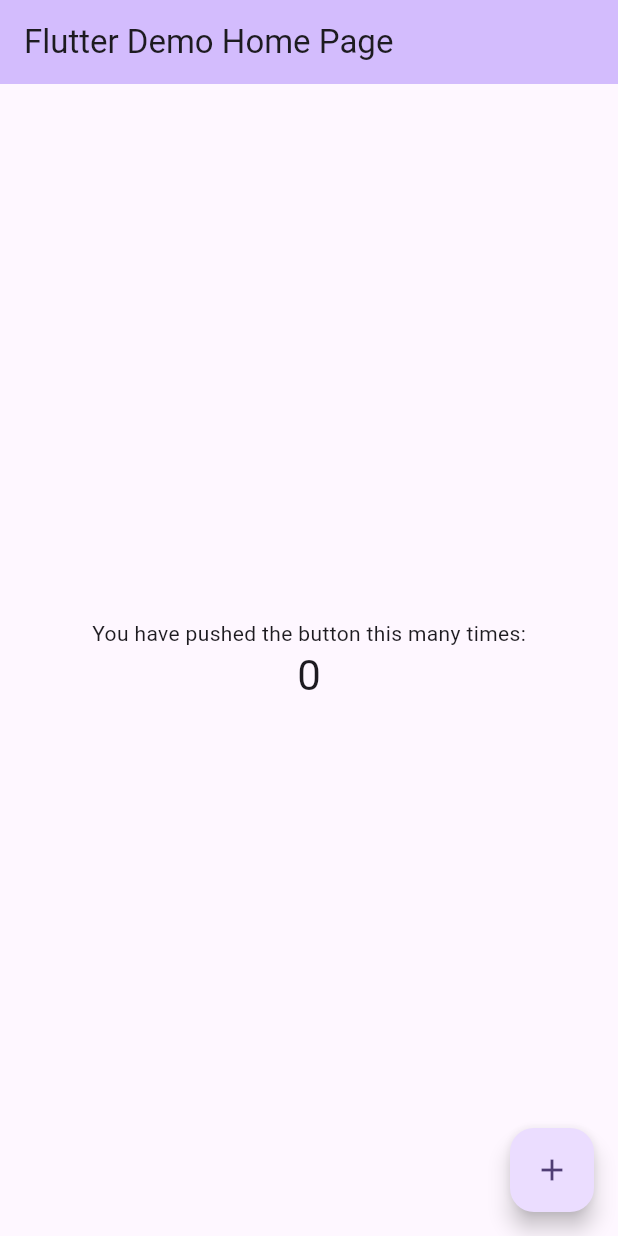
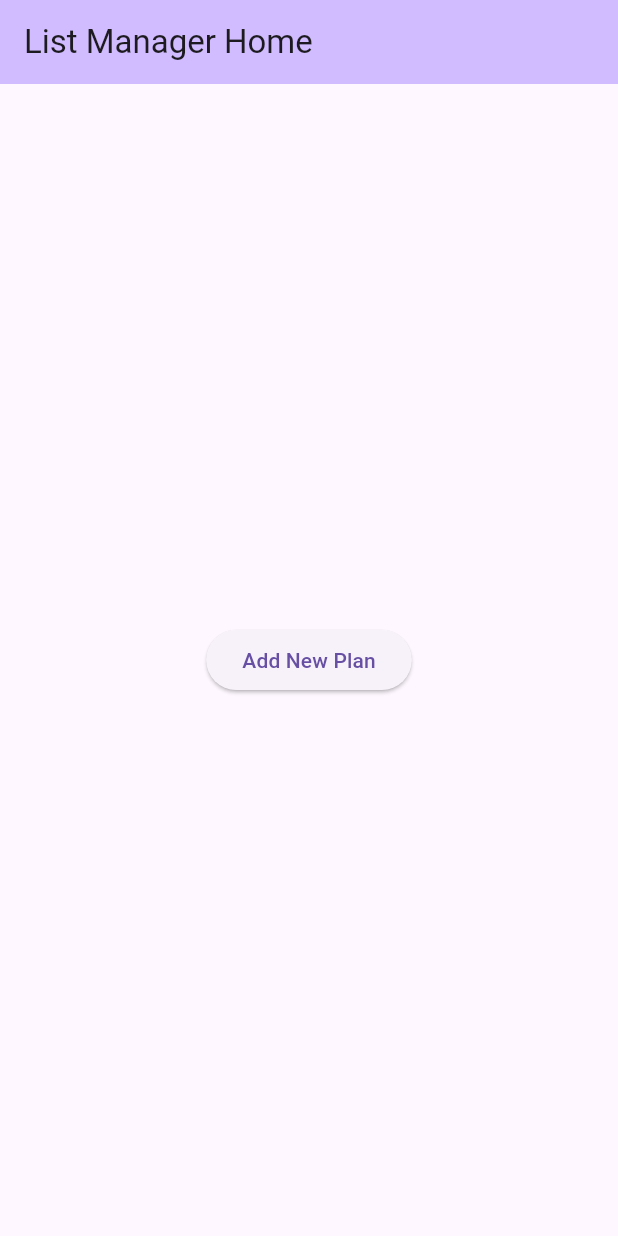
Before and after one commit to JimmyPhanfr/mad_cw04, a Flutter app: the screen it shows after launch, on a phone screen of 412 x 824 dp. Run offline on Flutter 3.47's test engine with Material 3 defaults, Android fonts, the phone set to English and light mode, and no system bars; our stand-ins replace sqflite; accounts and stored records are empty.

Commit message:
begin adding widgets to body

```diff
--- a/lib/database_helper.dart
+++ b/lib/database_helper.dart
@@ -11,6 +11,8 @@ class DatabaseHelper {
   static const columnName = 'name';
   static const columnStatus = 'status';
   static const columnDetails = 'details';
+  static const columnDate = 'date';
+  static const columnList = 'list';
 
   late Database _db;
 
@@ -32,6 +34,8 @@ class DatabaseHelper {
       $columnName TEXT NOT NULL,
       $columnStatus TEXT NOT NULL,
       $columnDetails TEXT,
+      $columnDate TEXT,
+      $columnList TEXT
     )''');
   }
 
@@ -82,4 +86,17 @@ class DatabaseHelper {
   Future<int> deleteAllRecords() async {
     return await _db.delete(table);
   }
+
+  // String _getStatus(int status) {
+  //   switch (status) {
+  //     case 1:
+  //       return 'Unbegun';
+  //     case 2:
+  //       return 'Pending';
+  //     case 3:
+  //       return 'Completed';
+  //     default:
+  //       return status.toString();
+  //   }
+  // }
 }
--- a/lib/main.dart
+++ b/lib/main.dart
@@ -1,122 +1,69 @@
 import 'package:flutter/material.dart';
+import 'database_helper.dart';
 
-void main() {
-  runApp(const MyApp());
+final _databaseHelper = DatabaseHelper();
+Future<void> main() async {
+  WidgetsFlutterBinding.ensureInitialized();
+  await _databaseHelper.init();
+  runApp(MyApp());
 }
 
 class MyApp extends StatelessWidget {
   const MyApp({super.key});
 
-  // This widget is the root of your application.
   @override
   Widget build(BuildContext context) {
     return MaterialApp(
-      title: 'Flutter Demo',
-      theme: ThemeData(
-        // This is the theme of your application.
-        //
-        // TRY THIS: Try running your application with "flutter run". You'll see
-        // the application has a purple toolbar. Then, without quitting the app,
-        // try changing the seedColor in the colorScheme below to Colors.green
-        // and then invoke "hot reload" (save your changes or press the "hot
-        // reload" button in a Flutter-supported IDE, or press "r" if you used
-        // the command line to start the app).
-        //
-        // Notice that the counter didn't reset back to zero; the application
-        // state is not lost during the reload. To reset the state, use hot
-        // restart instead.
-        //
-        // This works for code too, not just values: Most code changes can be
-        // tested with just a hot reload.
-        colorScheme: ColorScheme.fromSeed(seedColor: Colors.deepPurple),
-      ),
-      home: const MyHomePage(title: 'Flutter Demo Home Page'),
+      title: 'List Manager',
+      theme: ThemeData(primarySwatch: Colors.blue),
+      home: MyHomePage(),
     );
   }
 }
 
 class MyHomePage extends StatefulWidget {
-  const MyHomePage({super.key, required this.title});
-
-  // This widget is the home page of your application. It is stateful, meaning
-  // that it has a State object (defined below) that contains fields that affect
-  // how it looks.
-
-  // This class is the configuration for the state. It holds the values (in this
-  // case the title) provided by the parent (in this case the App widget) and
-  // used by the build method of the State. Fields in a Widget subclass are
-  // always marked "final".
-
-  final String title;
+  const MyHomePage({super.key});
 
   @override
   State<MyHomePage> createState() => _MyHomePageState();
 }
 
 class _MyHomePageState extends State<MyHomePage> {
-  int _counter = 0;
+  @override
+  void initState() {
+    super.initState();
+  }
 
-  void _incrementCounter() {
-    setState(() {
-      // This call to setState tells the Flutter framework that something has
-      // changed in this State, which causes it to rerun the build method below
-      // so that the display can reflect the updated values. If we changed
-      // _counter without calling setState(), then the build method would not be
-      // called again, and so nothing would appear to happen.
-      _counter++;
-    });
-  }
+  Future openPlanDialog() => showDialog(
+    context: context,
+    builder: (context) => AlertDialog(
+      title: Text('Create New Plan'),
+      // content: Textfield(
+
+      // )
+
+    ),
+  );
 
   @override
   Widget build(BuildContext context) {
-    // This method is rerun every time setState is called, for instance as done
-    // by the _incrementCounter method above.
-    //
-    // The Flutter framework has been optimized to make rerunning build methods
-    // fast, so that you can just rebuild anything that needs updating rather
-    // than having to individually change instances of widgets.
     return Scaffold(
       appBar: AppBar(
-        // TRY THIS: Try changing the color here to a specific color (to
-        // Colors.amber, perhaps?) and trigger a hot reload to see the AppBar
-        // change color while the other colors stay the same.
         backgroundColor: Theme.of(context).colorScheme.inversePrimary,
-        // Here we take the value from the MyHomePage object that was created by
-        // the App.build method, and use it to set our appbar title.
-        title: Text(widget.title),
+        title: Text('List Manager Home'),
       ),
       body: Center(
-        // Center is a layout widget. It takes a single child and positions it
-        // in the middle of the parent.
         child: Column(
-          // Column is also a layout widget. It takes a list of children and
-          // arranges them vertically. By default, it sizes itself to fit its
-          // children horizontally, and tries to be as tall as its parent.
-          //
-          // Column has various properties to control how it sizes itself and
-          // how it positions its children. Here we use mainAxisAlignment to
-          // center the children vertically; the main axis here is the vertical
-          // axis because Columns are vertical (the cross axis would be
-          // horizontal).
-          //
-          // TRY THIS: Invoke "debug painting" (choose the "Toggle Debug Paint"
-          // action in the IDE, or press "p" in the console), to see the
-          // wireframe for each widget.
           mainAxisAlignment: MainAxisAlignment.center,
           children: <Widget>[
-            const Text('You have pushed the button this many times:'),
-            Text(
-              '$_counter',
-              style: Theme.of(context).textTheme.headlineMedium,
-            ),
+            ElevatedButton(
+              onPressed: () {
+                openPlanDialog();
+              },
+              child: Text('Add New Plan'))
           ],
         ),
       ),
-      floatingActionButton: FloatingActionButton(
-        onPressed: _incrementCounter,
-        tooltip: 'Increment',
-        child: const Icon(Icons.add),
-      ), // This trailing comma makes auto-formatting nicer for build methods.
     );
   }
 }
```
